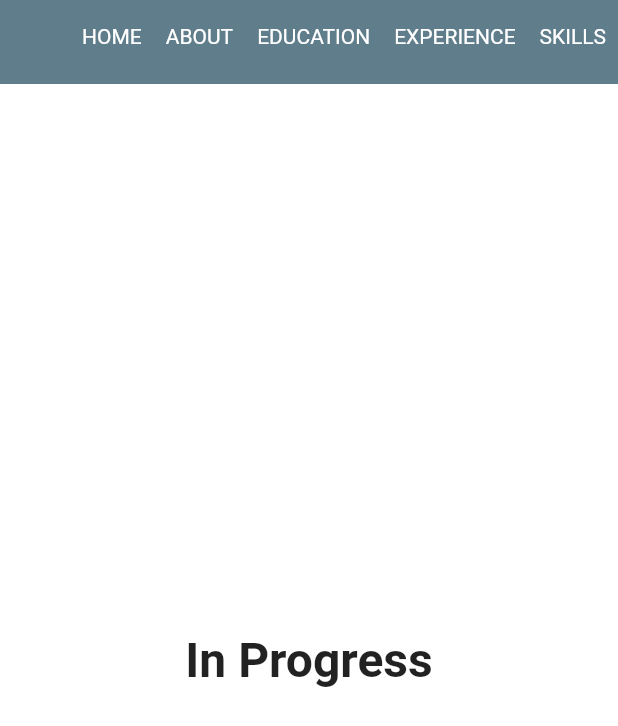
After one commit to haizenburg/flutter_portfolio, a Flutter app: the screen it shows after launch, after a tap on "ABOUT", after a tap on "EDUCATION", after a tap on "EXPERIENCE", on a phone screen of 412 x 824 dp. The commit adds this screen. Shown: the top 726 px of the screen. Run offline on Flutter 3.47's test engine with Material 2 defaults, Android fonts, the phone set to English and light mode, and no system bars; our stand-ins replace flutter_svg, font_awesome_flutter.

Commit message:
!added more functionality

```diff
--- a/lib/about.dart
+++ b/lib/about.dart
@@ -9,9 +9,10 @@ class AboutPage extends StatelessWidget {
   @override
   Widget build(BuildContext context) {
     return Scaffold(
-      // backgroundColor: Colors.blueGrey,
+      backgroundColor: Colors.blueGrey,
       appBar: appBar(context),
       body: Container(
+        color: Colors.white,
         child: Column(
           mainAxisAlignment: MainAxisAlignment.center,
           children: [
--- a/lib/constants/styles.dart
+++ b/lib/constants/styles.dart
@@ -1,7 +1,12 @@
 import 'package:flutter/material.dart';
 
-const KtextStyle = TextStyle(
-    fontSize: 35.0, fontFamily: 'Roboto', fontWeight: FontWeight.w600);
+TextStyle ktextStyle(context, size) {
+  return TextStyle(
+      color: Colors.white,
+      fontSize: MediaQuery.of(context).size.height * size,
+      fontFamily: 'Roboto',
+      fontWeight: FontWeight.w600);
+}
 
 const String KaboutMe =
     '''I am a final year Bsc Computer science student at the University of South Africa currently persuing an undergraduate degree. I have a dying passion for building and securing web applications, I have worked as a freelancer where I used my software engineering skills to build front-end web sites using different tech stacks like wordpress, flutter, and html5. I am interested in various fields of software Engineering, Machine Learning, Cloud Services and other front-end UI frameworks''';
--- a/lib/constants/widgets.dart
+++ b/lib/constants/widgets.dart
@@ -1,6 +1,8 @@
 import 'package:flutter/material.dart';
 import 'package:flutter_portfolio/about.dart';
+import 'package:flutter_portfolio/education.dart';
 import 'package:flutter_portfolio/main.dart';
+import 'package:flutter_portfolio/nothing.dart';
 import 'package:flutter_portfolio/skills.dart';
 
 AppBar appBar(context) {
@@ -42,7 +44,7 @@ AppBar appBar(context) {
           child: GestureDetector(
               onTap: () {
                 Navigator.of(context).pushAndRemoveUntil(
-                    MaterialPageRoute(builder: (context) => AboutPage()),
+                    MaterialPageRoute(builder: (context) => EduPage()),
                     (route) => false);
               },
               child: Text('EDUCATION')),
@@ -55,7 +57,7 @@ AppBar appBar(context) {
           child: GestureDetector(
               onTap: () {
                 Navigator.of(context).pushAndRemoveUntil(
-                    MaterialPageRoute(builder: (context) => AboutPage()),
+                    MaterialPageRoute(builder: (context) => NothingPage()),
                     (route) => false);
               },
               child: Text('EXPERIENCE')),
--- a/lib/education.dart
+++ b/lib/education.dart
@@ -0,0 +1,171 @@
+import 'package:flutter/material.dart';
+import 'package:flutter_portfolio/constants/styles.dart';
+import 'package:flutter_portfolio/constants/widgets.dart';
+import 'package:flutter_svg/svg.dart';
+
+class EduPage extends StatefulWidget {
+  EduPage({Key? key}) : super(key: key);
+
+  @override
+  _EduPageState createState() => _EduPageState();
+}
+
+class _EduPageState extends State<EduPage> {
+  // String assetName = 'assets/image.svg';
+  final Widget svg = SvgPicture.asset(
+    'assets/images/fcc_secondary_small.svg',
+  );
+  @override
+  Widget build(BuildContext context) {
+    return Scaffold(
+      backgroundColor: Colors.blueGrey,
+      appBar: appBar(context),
+      body: Container(
+        color: Colors.white,
+        child: Column(
+          crossAxisAlignment: CrossAxisAlignment.center,
+          children: [
+            Container(
+              padding: EdgeInsets.only(top: 10.0),
+              child: Text(
+                'Education'.toUpperCase(),
+                style: TextStyle(
+                    fontSize: MediaQuery.of(context).size.height * 0.1,
+                    fontFamily: 'Roboto',
+                    fontWeight: FontWeight.w600),
+              ),
+            ),
+            Container(
+              margin: EdgeInsets.all(35),
+              child: Row(
+                children: [
+                  Expanded(
+                    child: Padding(
+                      padding: const EdgeInsets.all(12.0),
+                      child: Card(
+                        color: Colors.blueGrey,
+                        child: Container(
+                          margin: EdgeInsets.all(68.0),
+                          child: Column(
+                            children: [
+                              Container(
+                                  decoration: BoxDecoration(
+                                      border:
+                                          Border.all(color: Colors.blueAccent),
+                                      borderRadius: BorderRadius.all(
+                                          Radius.circular(
+                                              100.0) //                 <--- border radius here
+                                          )),
+                                  child: Icon(
+                                    Icons.person,
+                                    size: MediaQuery.of(context).size.width *
+                                        0.10,
+                                  )),
+                              Text(
+                                'University of South Africa',
+                                style: ktextStyle(context, 0.03),
+                              ),
+                              Text(
+                                'South africa',
+                                style: ktextStyle(context, 0.02),
+                              ),
+                              SizedBox(
+                                height: 15.0,
+                              ),
+                              Text(
+                                'Bachelor of Science (Undergrad)',
+                                style: ktextStyle(context, 0.03),
+                              ),
+                              Text(
+                                'Computer Science',
+                                style: ktextStyle(context, 0.02),
+                              ),
+                            ],
+                          ),
+                        ),
+                      ),
+                    ),
+                  ),
+                  Expanded(
+                    child: Padding(
+                      padding: const EdgeInsets.all(12.0),
+                      child: Card(
+                        color: Colors.blueGrey,
+                        child: Container(
+                          margin: EdgeInsets.all(68.0),
+                          child: Column(
+                            children: [
+                              Container(
+                                  decoration: BoxDecoration(
+                                      border:
+                                          Border.all(color: Colors.blueAccent),
+                                      borderRadius: BorderRadius.all(
+                                          Radius.circular(
+                                              100.0) //                 <--- border radius here
+                                          )),
+                                  child: Icon(
+                                    Icons.person,
+                                    size: MediaQuery.of(context).size.width *
+                                        0.10,
+                                  )),
+                              Text(
+                                'Pretoria Secondary',
+                                style: ktextStyle(context, 0.03),
+                              ),
+                              Text(
+                                'South africa, Gauteng',
+                                style: ktextStyle(context, 0.02),
+                              ),
+                              SizedBox(
+                                height: 15.0,
+                              ),
+                              Text(
+                                'High School',
+                                style: ktextStyle(context, 0.03),
+                              ),
+                              Text(
+                                'Economics',
+                                style: ktextStyle(context, 0.02),
+                              ),
+                            ],
+                          ),
+                        ),
+                      ),
+                    ),
+                  )
+                ],
+              ),
+            ),
+            SizedBox(
+              height: 15.0,
+            ),
+            // Container(
+            //   padding: EdgeInsets.only(top: 10.0),
+            //   child: Text(
+            //     'Self Studies'.toUpperCase(),
+            //     style: TextStyle(
+            //         fontSize: MediaQuery.of(context).size.height * 0.1,
+            //         fontFamily: 'Roboto',
+            //         fontWeight: FontWeight.w600),
+            //   ),
+            // ),
+            // Card(
+            //   color: Colors.blueGrey,
+            //   child: Container(
+            //     margin: EdgeInsets.all(68.0),
+            //     child: Column(
+            //       children: [
+            //         Text(
+            //           'FreeCodeCamp'.toUpperCase(),
+            //           style: ktextStyle(context, 0.03),
+            //         )
+            //       ],
+            //     ),
+            //   ),
+            // )
+          ],
+        ),
+      ),
+    );
+  }
+}
--- a/lib/main.dart
+++ b/lib/main.dart
@@ -2,6 +2,7 @@ import 'package:flutter/material.dart';
 import 'package:flutter_portfolio/about.dart';
 import 'package:flutter_portfolio/constants/styles.dart';
 import 'package:flutter_portfolio/constants/widgets.dart';
+import 'package:flutter_portfolio/education.dart';
 import 'package:flutter_portfolio/skills.dart';
 
 void main() {
@@ -14,7 +15,7 @@ class MyApp extends StatelessWidget {
   Widget build(BuildContext context) {
     return MaterialApp(
       debugShowCheckedModeBanner: false,
-      title: 'Flutter Demo',
+      title: 'Tshepang Portfolio',
       theme: ThemeData(
           // primarySwatch: Colors.blue,
           ),
@@ -61,6 +62,7 @@ class _MyHomePageState extends State<MyHomePage> {
                           Text(
                             'Tshepang moima'.toUpperCase(),
                             style: TextStyle(
+                                color: Colors.white,
                                 fontSize:
                                     MediaQuery.of(context).size.width * 0.04,
                                 fontFamily: 'Roboto',
@@ -77,6 +79,7 @@ class _MyHomePageState extends State<MyHomePage> {
                                   child: Text(
                                     'Software Engineer /',
                                     style: TextStyle(
+                                        color: Colors.white,
                                         fontSize:
                                             MediaQuery.of(context).size.width *
                                                 0.02,
@@ -90,6 +93,7 @@ class _MyHomePageState extends State<MyHomePage> {
                                 child: Text(
                                   'Front-end web developer /',
                                   style: TextStyle(
+                                      color: Colors.white,
                                       fontSize:
                                           MediaQuery.of(context).size.width *
                                               0.02,
@@ -101,6 +105,7 @@ class _MyHomePageState extends State<MyHomePage> {
                                 padding: EdgeInsets.fromLTRB(0, 8.0, 8.0, 8.0),
                                 child: Text('Final year CS Student',
                                     style: TextStyle(
+                                        color: Colors.white,
                                         fontSize:
                                             MediaQuery.of(context).size.width *
                                                 0.02,
--- /dev/null
+++ b/lib/nothing.dart
@@ -0,0 +1,31 @@
+import 'package:flutter/material.dart';
+import 'package:flutter_portfolio/constants/widgets.dart';
+
+class NothingPage extends StatelessWidget {
+  const NothingPage({Key? key}) : super(key: key);
+
+  @override
+  Widget build(BuildContext context) {
+    return Scaffold(
+      backgroundColor: Colors.blueGrey,
+      appBar: appBar(context),
+      body: Container(
+        color: Colors.white,
+        child: Center(
+          child: Column(
+            mainAxisAlignment: MainAxisAlignment.center,
+            children: [
+              Text(
+                'In Progress',
+                style: TextStyle(
+                    fontSize: 32,
+                    fontFamily: 'Roboto',
+                    fontWeight: FontWeight.w600),
+              )
+            ],
+          ),
+        ),
+      ),
+    );
+  }
+}
--- a/pubspec.yaml
+++ b/pubspec.yaml
@@ -28,6 +28,8 @@ dependencies:
   # The following adds the Cupertino Icons font to your application.
   # Use with the CupertinoIcons class for iOS style icons.
   cupertino_icons: ^1.0.2
+  font_awesome_flutter: ^9.1.0
+  flutter_svg: ^0.22.0
 
 dev_dependencies:
   flutter_test:
@@ -45,8 +47,8 @@ flutter:
   uses-material-design: true
 
   # To add assets to your application, add an assets section, like this:
-  # assets:
-  #   - images/test.svg
+  assets:
+    - assets/images/fcc_secondary_small.svg
   #   - images/a_dot_ham.jpeg
 
   # An image asset can refer to one or more resolution-specific "variants", see
```
Also changed, not shown: lib/skills.dart (+141 -24 lines), .github/workflows/main.yml.txt (added), assets/images/fcc_secondary_small.svg (added), firebase.json (added), pubspec.lock, 2 other files.
